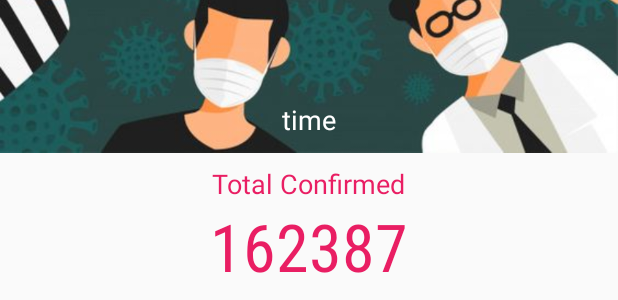
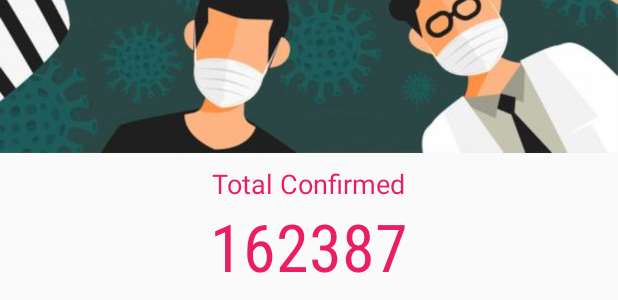
Before and after one commit to promodkumarCM/CovidTracker, an Android app: the layout fragment_home_new.xml on its own in the app's theme, with its tools: preview values and no code run, on a phone screen of 412 x 824 dp. Shown: the part 465-765 px from the top of the screen. Run offline under Robolectric (Android 15) with nearby library versions, the phone set to English and light mode, and no system bars; network calls fail.

Commit message:
Comiting design

```diff
--- a/app/src/main/res/layout/fragment_home_new.xml
+++ b/app/src/main/res/layout/fragment_home_new.xml
@@ -59,16 +59,6 @@
 
                 <!--poda nari-->
 
-                <TextView
-                    android:id="@+id/tvLabelTimeUpdated"
-                    style="@style/LabelFontStyle"
-                    android:layout_width="wrap_content"
-                    android:layout_height="wrap_content"
-                    android:layout_marginBottom="10dp"
-                    android:text="time"
-                    android:layout_alignParentBottom="true"
-                    android:layout_centerHorizontal="true"
-                    android:textColor="#fff" />
 
 
             </RelativeLayout>
@@ -171,6 +161,16 @@
 
                 </LinearLayout>
 
+                <TextView
+                    android:id="@+id/tvLabelTimeUpdated"
+                    style="@style/LabelFontStyle"
+                    android:layout_width="wrap_content"
+                    android:layout_height="wrap_content"
+                    android:layout_marginBottom="10dp"
+                    android:text="time"
+                    android:gravity="center"
+                    android:layout_gravity="center"
+                    android:textColor="#fff" />
 
 
 
```
